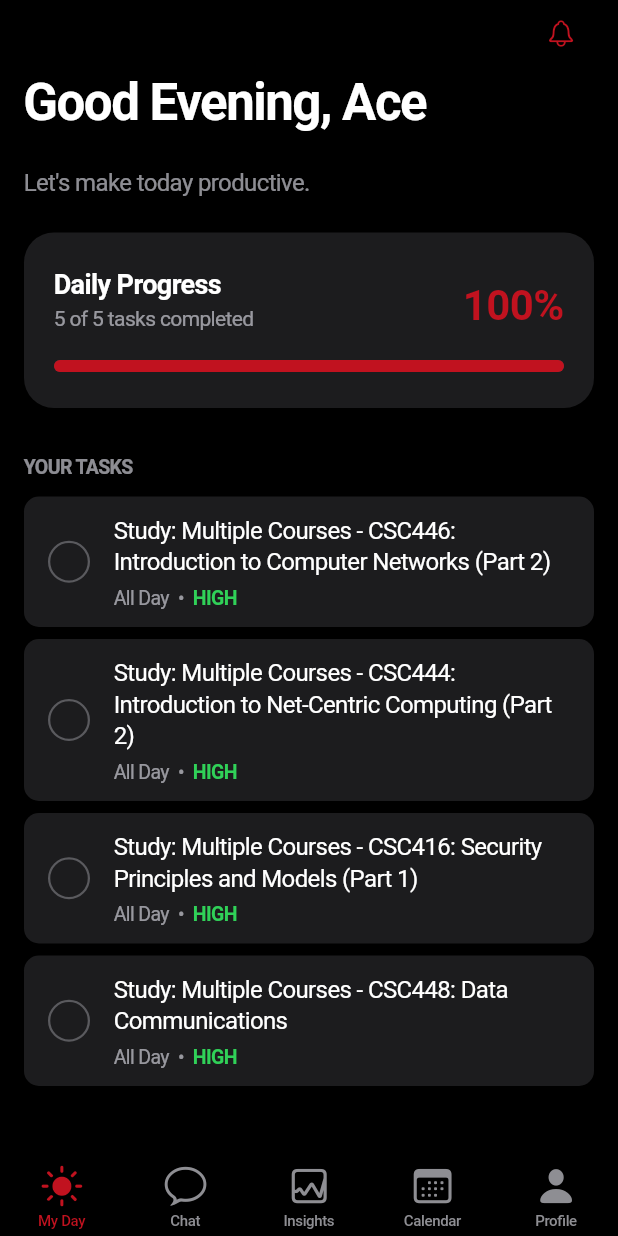
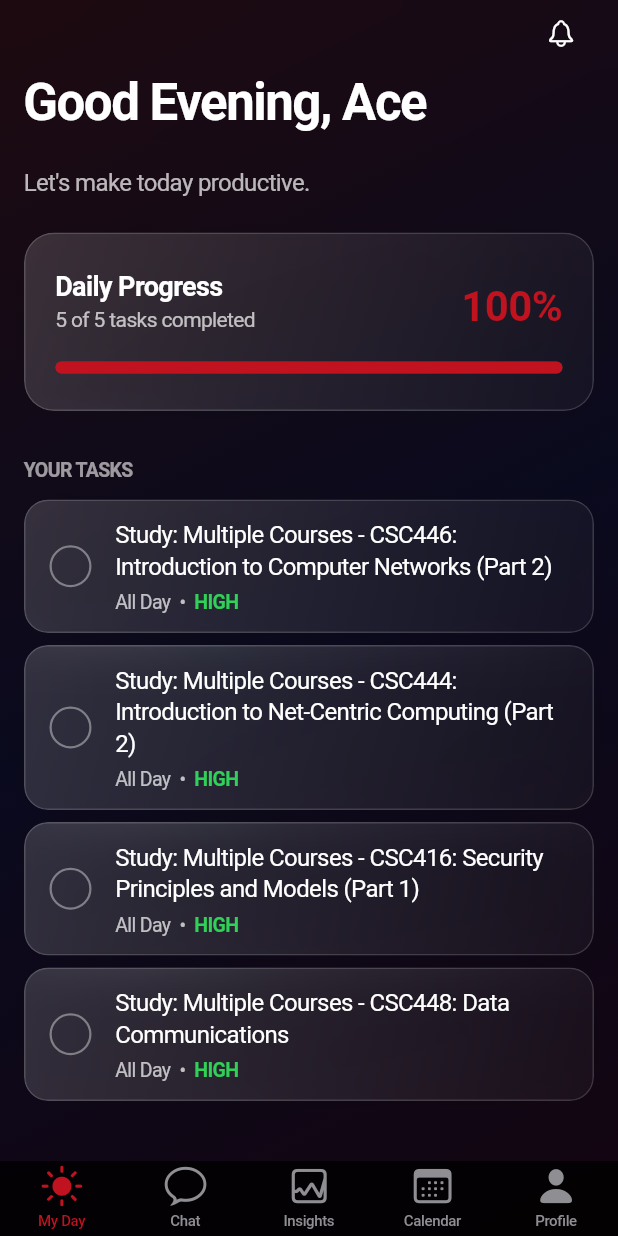
Before and after one commit to Ace-design2/astra-to-do-mobileapp, a Flutter app: the screen it shows after launch, on a phone screen of 412 x 824 dp. Run offline on Flutter 3.47's test engine with Material 3 defaults, Android fonts, the phone set to English and light mode, and no system bars.

Commit message:
feat: Introduce glassmorphism UI with `LiquidGlassContainer`, update home screen background and card styling, and upgrade Gradle version.

```diff
--- a/lib/screens/home_screen.dart
+++ b/lib/screens/home_screen.dart
@@ -63,15 +63,36 @@ class _HomeScreenState extends State<HomeScreen> {
 
   @override
   Widget build(BuildContext context) {
-    return CupertinoPageScaffold(
-      backgroundColor: CupertinoColors.systemGroupedBackground,
+    return Container(
+      decoration: const BoxDecoration(
+        gradient: LinearGradient(
+          begin: Alignment.topLeft,
+          end: Alignment.bottomRight,
+          colors: [
+            Color(0xFF1E0A10), // Deep red/black
+            Color(0xFF0A0A1E), // Deep blue/black
+            Color(0xFF140510), // Deep purple/black
+          ],
+          stops: [0.0, 0.5, 1.0],
+        ),
+      ),
+      child: CupertinoPageScaffold(
+        backgroundColor: CupertinoColors.transparent,
         child: CustomScrollView(
           slivers: [
             CupertinoSliverNavigationBar(
-            largeTitle: const Text('Good Evening, Ace'),
+              backgroundColor: CupertinoColors.transparent,
+              border: null,
+              largeTitle: const Text(
+                'Good Evening, Ace',
+                style: TextStyle(color: CupertinoColors.white),
+              ),
               trailing: CupertinoButton(
                 padding: EdgeInsets.zero,
-              child: const Icon(CupertinoIcons.bell),
+                child: const Icon(
+                  CupertinoIcons.bell,
+                  color: CupertinoColors.white,
+                ),
                 onPressed: () {},
               ),
             ),
@@ -85,7 +106,7 @@ class _HomeScreenState extends State<HomeScreen> {
                   "Let's make today productive.",
                   style: TextStyle(
                     fontSize: 16,
-                  color: CupertinoColors.secondaryLabel.resolveFrom(context),
+                    color: CupertinoColors.white.withAlpha(180),
                   ),
                 ),
               ),
@@ -108,7 +129,7 @@ class _HomeScreenState extends State<HomeScreen> {
                   style: TextStyle(
                     fontSize: 13,
                     fontWeight: FontWeight.w600,
-                  color: CupertinoColors.secondaryLabel.resolveFrom(context),
+                    color: CupertinoColors.white.withAlpha(150),
                   ),
                 ),
               ),
@@ -128,6 +149,7 @@ class _HomeScreenState extends State<HomeScreen> {
             ), // Space for tab bar
           ],
         ),
+      ),
     );
   }
 }
--- a/lib/widgets/daily_progress_card.dart
+++ b/lib/widgets/daily_progress_card.dart
@@ -1,18 +1,14 @@
 import 'package:flutter/cupertino.dart';
+import 'liquid_glass_container.dart';
 
 class DailyProgressCard extends StatelessWidget {
   const DailyProgressCard({super.key});
 
   @override
   Widget build(BuildContext context) {
-    return Container(
+    return LiquidGlassContainer(
       padding: const EdgeInsets.symmetric(horizontal: 20, vertical: 24),
-      decoration: BoxDecoration(
-        color: CupertinoColors.secondarySystemGroupedBackground.resolveFrom(
-          context,
-        ), // iOS grouped background style
-        borderRadius: BorderRadius.circular(20), // Standard iOS corner radius
-      ),
+      borderRadius: 20,
       child: Column(
         crossAxisAlignment: CrossAxisAlignment.start,
         children: [
@@ -25,16 +21,18 @@ class DailyProgressCard extends StatelessWidget {
                 children: [
                   const Text(
                     'Daily Progress',
-                    style: TextStyle(fontSize: 18, fontWeight: FontWeight.w600),
+                    style: TextStyle(
+                      fontSize: 18,
+                      fontWeight: FontWeight.w600,
+                      color: CupertinoColors.white,
+                    ),
                   ),
                   const SizedBox(height: 4),
                   Text(
                     '5 of 5 tasks completed',
                     style: TextStyle(
                       fontSize: 14,
-                      color: CupertinoColors.secondaryLabel.resolveFrom(
-                        context,
-                      ),
+                      color: CupertinoColors.white.withAlpha(180),
                     ),
                   ),
                 ],
--- /dev/null
+++ b/lib/widgets/liquid_glass_container.dart
@@ -0,0 +1,59 @@
+import 'dart:ui';
+import 'package:flutter/cupertino.dart';
+
+class LiquidGlassContainer extends StatelessWidget {
+  final Widget child;
+  final double borderRadius;
+  final EdgeInsetsGeometry? padding;
+  final EdgeInsetsGeometry? margin;
+
+  const LiquidGlassContainer({
+    super.key,
+    required this.child,
+    this.borderRadius = 20.0,
+    this.padding,
+    this.margin,
+  });
+
+  @override
+  Widget build(BuildContext context) {
+    return Container(
+      margin: margin,
+      decoration: BoxDecoration(
+        borderRadius: BorderRadius.circular(borderRadius),
+        boxShadow: [
+          BoxShadow(
+            color: CupertinoColors.black.withAlpha(30),
+            blurRadius: 20,
+            spreadRadius: -5,
+          ),
+        ],
+      ),
+      child: ClipRRect(
+        borderRadius: BorderRadius.circular(borderRadius),
+        child: BackdropFilter(
+          filter: ImageFilter.blur(sigmaX: 20, sigmaY: 20),
+          child: Container(
+            padding: padding,
+            decoration: BoxDecoration(
+              borderRadius: BorderRadius.circular(borderRadius),
+              border: Border.all(
+                color: CupertinoColors.white.withAlpha(40),
+                width: 1.0,
+              ),
+              gradient: LinearGradient(
+                begin: Alignment.topLeft,
+                end: Alignment.bottomRight,
+                colors: [
+                  CupertinoColors.white.withAlpha(40),
+                  CupertinoColors.white.withAlpha(10),
+                ],
+              ),
+            ),
+            child: child,
+          ),
+        ),
+      ),
+    );
+  }
+}
--- a/lib/widgets/task_item_card.dart
+++ b/lib/widgets/task_item_card.dart
@@ -1,5 +1,6 @@
 import 'package:flutter/cupertino.dart';
 import '../models/task.dart';
+import 'liquid_glass_container.dart';
 
 class TaskItemCard extends StatelessWidget {
   final Task task;
@@ -9,14 +10,10 @@ class TaskItemCard extends StatelessWidget {
 
   @override
   Widget build(BuildContext context) {
-    return Container(
+    return LiquidGlassContainer(
       margin: const EdgeInsets.symmetric(horizontal: 16, vertical: 4),
-      decoration: BoxDecoration(
-        color: CupertinoColors.secondarySystemGroupedBackground.resolveFrom(
-          context,
-        ),
-        borderRadius: BorderRadius.circular(10),
-      ),
+      borderRadius: 16,
+      padding: EdgeInsets.zero,
       child: CupertinoButton(
         padding: const EdgeInsets.symmetric(horizontal: 16, vertical: 12),
         onPressed: onTap,
@@ -44,7 +41,7 @@ class TaskItemCard extends StatelessWidget {
         border: Border.all(
           color: task.isCompleted
               ? CupertinoTheme.of(context).primaryColor
-              : CupertinoColors.tertiaryLabel.resolveFrom(context),
+              : CupertinoColors.white.withAlpha(100),
           width: 1.5,
         ),
       ),
@@ -69,8 +66,8 @@ class TaskItemCard extends StatelessWidget {
             height: 1.3,
             decoration: task.isCompleted ? TextDecoration.lineThrough : null,
             color: task.isCompleted
-                ? CupertinoColors.tertiaryLabel.resolveFrom(context)
-                : CupertinoColors.label.resolveFrom(context),
+                ? CupertinoColors.white.withAlpha(120)
+                : CupertinoColors.white,
           ),
         ),
         if (task.aiTag != null)
@@ -82,7 +79,7 @@ class TaskItemCard extends StatelessWidget {
                   task.aiTag!.split('•')[0].trim(), // "All Day"
                   style: TextStyle(
                     fontSize: 13,
-                    color: CupertinoColors.secondaryLabel.resolveFrom(context),
+                    color: CupertinoColors.white.withAlpha(180),
                   ),
                 ),
                 if (task.aiTag!.contains('•')) ...[
@@ -92,9 +89,7 @@ class TaskItemCard extends StatelessWidget {
                       '•',
                       style: TextStyle(
                         fontSize: 13,
-                        color: CupertinoColors.secondaryLabel.resolveFrom(
-                          context,
-                        ),
+                        color: CupertinoColors.white.withAlpha(180),
                       ),
                     ),
                   ),
```
Also changed, not shown: 1 other file. Lines whose indentation alone changed are shown as unchanged.
